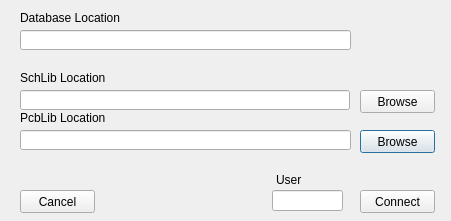
fierst/parts-db-editor, file AltiumPartsDB/database_connection_dlg.ui: the form before one commit.
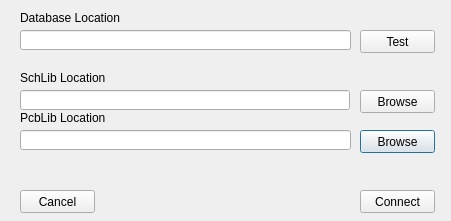
The form after the commit.

Commit message:
Update to database connection dialog and manufacturer info
Added configuration file to the main parts browser dialog. Config
is loaded when the program starts and is kept current with the
database connection dialog. Also removed drag-and-drop functionality
from the manufacturers list since order doesn't matter.

Diff of the .ui file:
```diff
--- a/AltiumPartsDB/database_connection_dlg.ui
+++ b/AltiumPartsDB/database_connection_dlg.ui
@@ -134,27 +134,17 @@
     <string>Cancel</string>
    </property>
   </widget>
-  <widget class="QLineEdit" name="user">
+  <widget class="QPushButton" name="btn_test_db_connection">
    <property name="geometry">
     <rect>
-     <x>272</x>
-     <y>190</y>
-     <width>71</width>
-     <height>21</height>
-    </rect>
-   </property>
-  </widget>
-  <widget class="QLabel" name="lbl_user">
-   <property name="geometry">
-    <rect>
-     <x>276</x>
-     <y>170</y>
-     <width>41</width>
-     <height>20</height>
+     <x>360</x>
+     <y>30</y>
+     <width>75</width>
+     <height>23</height>
     </rect>
    </property>
    <property name="text">
-    <string>User</string>
+    <string>Test</string>
    </property>
   </widget>
  </widget>
```
The commit also changes 11 other files.
